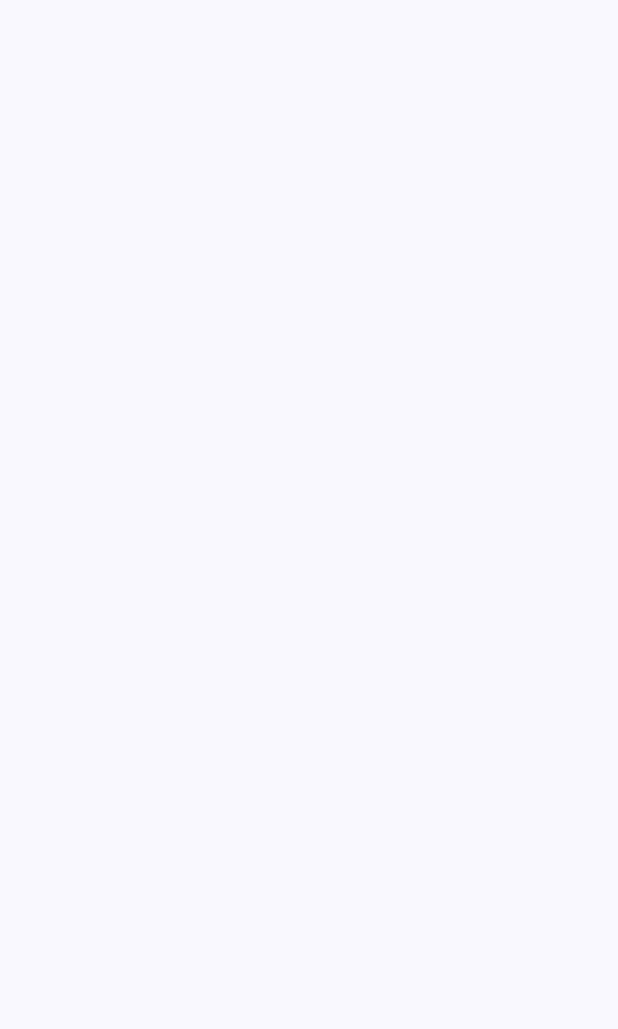
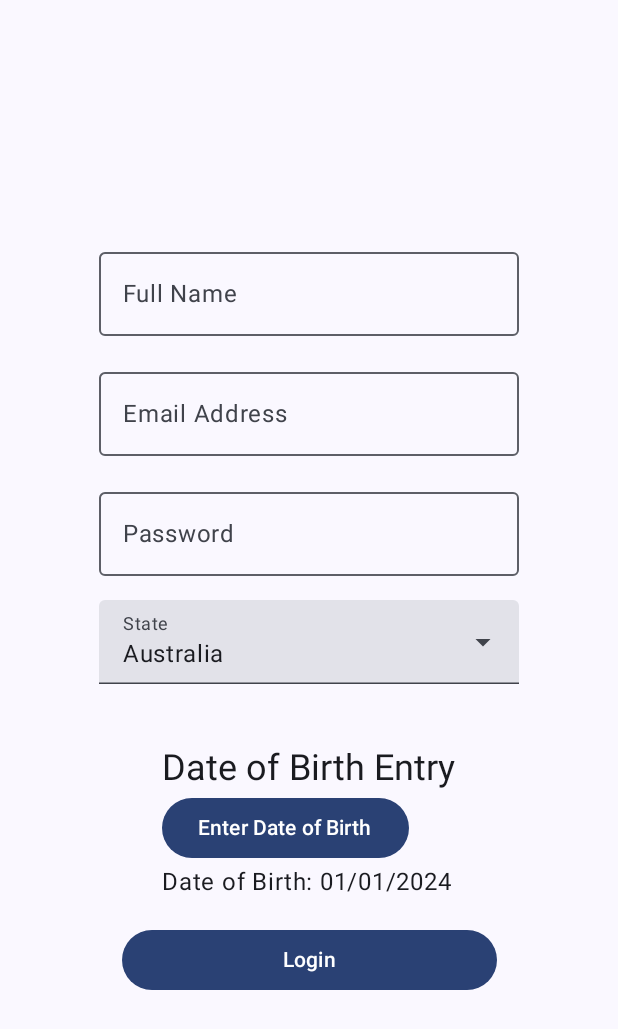
Before and after one commit to FIT5046-Assignment-Group-4/Assignment_app, an Android app built with Jetpack Compose: the RegistrationScreen screen opened through its navigation route, on a phone screen of 412 x 824 dp. Before the commit the part shown is empty. Shown: the top 1029 px of the screen. Run offline under Robolectric (Android 15) with nearby library versions, the phone set to English and light mode, and no system bars.

Commit message:
Somewhat finished the form, may need more tweaks in the future. - added fields such as name, email, dob, country of origin

```diff
--- /dev/null
+++ b/Gameverse/app/src/main/java/com/example/gameverse/DIsplayDatePicker.kt
@@ -0,0 +1,84 @@
+package com.example.gameverse
+
+import androidx.annotation.RequiresApi
+import androidx.compose.foundation.layout.Column
+import androidx.compose.foundation.layout.padding
+import androidx.compose.material3.Button
+import androidx.compose.material3.DatePicker
+import androidx.compose.material3.DatePickerDialog
+import androidx.compose.material3.ExperimentalMaterial3Api
+import androidx.compose.material3.MaterialTheme
+import androidx.compose.material3.Text
+import androidx.compose.material3.TextButton
+import androidx.compose.material3.rememberDatePickerState
+import androidx.compose.runtime.Composable
+import androidx.compose.runtime.getValue
+import androidx.compose.runtime.mutableStateOf
+import androidx.compose.runtime.remember
+import androidx.compose.runtime.setValue
+import androidx.compose.ui.Modifier
+import androidx.compose.ui.unit.dp
+import java.text.SimpleDateFormat
+import java.time.Instant
+import java.util.Calendar
+import java.util.Date
+import java.util.Locale
+
+@RequiresApi(0)
+@OptIn(ExperimentalMaterial3Api::class)
+@Composable
+fun DisplayDatePicker() {
+    val calendar = Calendar.getInstance()
+    calendar.set(2024, 0, 1) // month (0) is January
+    val datePickerState = rememberDatePickerState(
+        initialSelectedDateMillis = Instant.now().toEpochMilli()
+    )
+    var showDatePicker by remember {
+        mutableStateOf(false)
+    }
+    var selectedDate by remember {
+        mutableStateOf(calendar.timeInMillis)
+    }
+    Column(modifier = Modifier.padding(16.dp)) {
+        Text(
+            text = "Date of Birth Entry",
+            style = MaterialTheme.typography.headlineSmall
+        )
+        if (showDatePicker) {
+            DatePickerDialog(
+                onDismissRequest = {
+                    showDatePicker = false
+                },
+                confirmButton = {
+                    TextButton(onClick = {
+                        showDatePicker = false
+                        //selectedDateMillis!! null safety because type declared as Long? selectedDate = datePickerState.selectedDateMillis!!
+                    }) { }
+                },
+                dismissButton = {
+                    TextButton(onClick = {
+                        showDatePicker = false
+                    }) {
+                        Text(text = "Cancel")
+                    }
+                }
+            ) //end of dialog
+            { //still column scope
+                DatePicker(
+                    state = datePickerState
+                )
+            }
+        }// end of if
+        Button(
+            onClick = {
+                showDatePicker = true
+            }
+        ) {
+            Text(text = "Enter Date of Birth")
+        }
+        val formatter = SimpleDateFormat("dd/MM/yyyy", Locale.ROOT)
+        Text(
+            text = "Date of Birth: ${formatter.format(Date(selectedDate))}"
+        )
+    }
+}
--- a/Gameverse/app/src/main/java/com/example/gameverse/LoginScreen.kt
+++ b/Gameverse/app/src/main/java/com/example/gameverse/LoginScreen.kt
@@ -20,12 +20,12 @@ import androidx.compose.runtime.setValue
 import androidx.compose.ui.Alignment
 import androidx.compose.ui.Modifier
 import androidx.compose.ui.res.painterResource
+import androidx.compose.ui.text.input.PasswordVisualTransformation
 import androidx.compose.ui.unit.dp
 import androidx.navigation.NavController
 
 @Composable
 fun LoginScreen(navController: NavController){
-    var email by remember { mutableStateOf("") }
     Column(
         Modifier.fillMaxSize(),
         verticalArrangement = Arrangement.Center,
@@ -39,13 +39,15 @@ fun LoginScreen(navController: NavController){
         Spacer(modifier = Modifier.height(16.dp))
 
         OutlinedTextField(value = "", onValueChange = {}, label = {
-            Text(text = "Email Address");
+            Text(text = "Email Address",);
         })
 
         Spacer(modifier = Modifier.height(16.dp))
+
         OutlinedTextField(value = "", onValueChange = {}, label = {
             Text(text = "Password");
-        })
+        },
+            visualTransformation = PasswordVisualTransformation())
 
         Spacer(modifier = Modifier.height(16.dp))
 
--- a/Gameverse/app/src/main/java/com/example/gameverse/MainActivity.kt
+++ b/Gameverse/app/src/main/java/com/example/gameverse/MainActivity.kt
@@ -28,7 +28,7 @@ class MainActivity : ComponentActivity() {
                             LoginSelectionScreen(navController)
                         }
                         composable(Routes.Registration.value){
-                            RegistrationScreen()
+                            RegistrationScreen(navController)
                         }
                         composable(Routes.Login.value){
                             LoginScreen(navController)
--- a/Gameverse/app/src/main/java/com/example/gameverse/RegistrationScreen.kt
+++ b/Gameverse/app/src/main/java/com/example/gameverse/RegistrationScreen.kt
@@ -1,7 +1,115 @@
 package com.example.gameverse
 
+import androidx.annotation.RequiresApi
+import androidx.compose.foundation.layout.Arrangement
+import androidx.compose.foundation.layout.Column
+import androidx.compose.foundation.layout.Spacer
+import androidx.compose.foundation.layout.fillMaxSize
+import androidx.compose.foundation.layout.fillMaxWidth
+import androidx.compose.foundation.layout.height
+import androidx.compose.foundation.layout.padding
+import androidx.compose.foundation.layout.width
+import androidx.compose.material3.Button
+import androidx.compose.material3.DropdownMenuItem
+import androidx.compose.material3.ExperimentalMaterial3Api
+import androidx.compose.material3.ExposedDropdownMenuBox
+import androidx.compose.material3.ExposedDropdownMenuDefaults
+import androidx.compose.material3.OutlinedTextField
+import androidx.compose.material3.Text
+import androidx.compose.material3.TextField
 import androidx.compose.runtime.Composable
+import androidx.compose.runtime.getValue
+import androidx.compose.runtime.mutableStateOf
+import androidx.compose.runtime.remember
+import androidx.compose.runtime.setValue
+import androidx.compose.ui.Alignment
+import androidx.compose.ui.Modifier
+import androidx.compose.ui.focus.focusProperties
+import androidx.compose.ui.unit.dp
+import androidx.navigation.NavController
 
+@RequiresApi(0)
+@OptIn(ExperimentalMaterial3Api::class)
 @Composable
-fun RegistrationScreen() {
+fun RegistrationScreen(navController: NavController) {
+    var fullName by remember{mutableStateOf("")}
+    var email by remember { mutableStateOf("")}
+    var password by remember { mutableStateOf("") }
+
+    val states = listOf("Australia", "USA", "China")
+    var isExpanded by remember { mutableStateOf(false) }
+    var selectedState by remember { mutableStateOf(states[0]) }
+
+    Column(
+        Modifier.fillMaxSize(),
+        verticalArrangement = Arrangement.Center,
+        horizontalAlignment = Alignment.CenterHorizontally
+    ){
+        OutlinedTextField(value = fullName, onValueChange = {fullName = it
+        }, label = {
+            Text(text = "Full Name");
+        })
+
+        Spacer(modifier = Modifier.height(16.dp))
+
+        OutlinedTextField(value = email, onValueChange = {email = it}, label = {
+            Text(text = "Email Address",);
+        })
+
+        Spacer(modifier = Modifier.height(16.dp))
+
+        OutlinedTextField(value = password, onValueChange = {password = it}, label = {
+            Text(text = "Password");
+        })
+
+        Spacer(modifier = Modifier.height(16.dp))
+
+        ExposedDropdownMenuBox(
+            expanded = isExpanded,
+            onExpandedChange = { isExpanded = it },
+        ) {
+            TextField(
+                modifier = Modifier
+                    .menuAnchor()
+                    .focusProperties{
+                        canFocus = false
+                    }
+                    .padding(bottom = 8.dp),
+                readOnly = true,
+                value = selectedState,
+                onValueChange = {},
+                label = { Text("State") },
+                trailingIcon = {
+                    ExposedDropdownMenuDefaults.TrailingIcon(expanded = isExpanded) },
+            )
+            ExposedDropdownMenu(
+                expanded = isExpanded,
+                onDismissRequest = { isExpanded = false }
+            )
+            {
+                states.forEach { selectionOption ->
+                    DropdownMenuItem(
+                        text = { Text(selectionOption) },
+                        onClick = {
+                            selectedState = selectionOption
+                            isExpanded = false
+                        },
+                        contentPadding = ExposedDropdownMenuDefaults.ItemContentPadding,
+                    )
+                }
+            }
+        }
+
+        Spacer(modifier = Modifier.height(16.dp))
+
+        DisplayDatePicker()
+
+        Button(onClick = {
+            navController.navigate(Routes.MainPage.value)
+        },
+            modifier = Modifier.width(250.dp)) {
+            Text(text = "Login")
+        }
+    }
+
 }
```
